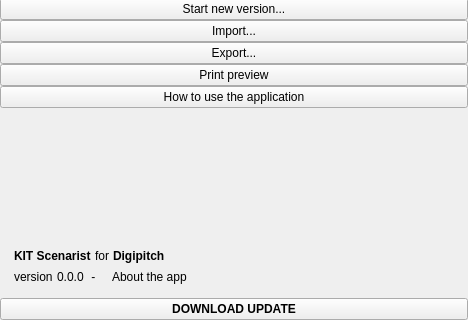
Before: the Qt Designer form src/bin/scenarist-desktop/UserInterfaceLayer/Application/MenuView.ui in dimkanovikov/KITScenarist, drawn with Qt 5; both pictures show x 0 to 468 and y 163 to 483 of the 468 by 483 pixel window.
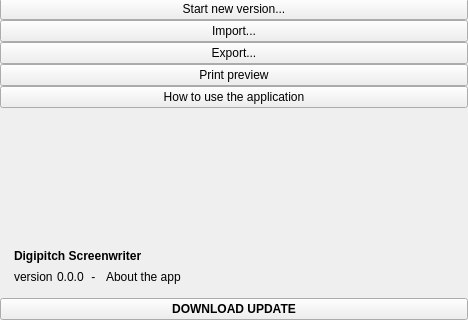
After: the same form once the commit is applied. Icons and pictures are not drawn. Custom widgets are drawn as their Qt base class.

```diff
--- a/src/bin/scenarist-desktop/UserInterfaceLayer/Application/MenuView.ui
+++ b/src/bin/scenarist-desktop/UserInterfaceLayer/Application/MenuView.ui
@@ -409,41 +409,6 @@
               <property name="bottomMargin">
                <number>0</number>
               </property>
-              <item>
-               <widget class="ClickableLabel" name="appUrl">
-                <property name="enabled">
-                 <bool>true</bool>
-                </property>
-                <property name="font">
-                 <font>
-                  <weight>75</weight>
-                  <bold>true</bold>
-                 </font>
-                </property>
-                <property name="text">
-                 <string>KIT Scenarist</string>
-                </property>
-               </widget>
-              </item>
-              <item>
-               <widget class="QLabel" name="label">
-                <property name="enabled">
-                 <bool>true</bool>
-                </property>
-                <property name="sizePolicy">
-                 <sizepolicy hsizetype="Preferred" vsizetype="Preferred">
-                  <horstretch>0</horstretch>
-                  <verstretch>0</verstretch>
-                 </sizepolicy>
-                </property>
-                <property name="text">
-                 <string>for</string>
-                </property>
-                <property name="alignment">
-                 <set>Qt::AlignLeading|Qt::AlignLeft|Qt::AlignTop</set>
-                </property>
-               </widget>
-              </item>
               <item>
                <widget class="ClickableLabel" name="digipitchUrl">
                 <property name="enabled">
@@ -462,7 +427,7 @@
                  </font>
                 </property>
                 <property name="text">
-                 <string>Digipitch</string>
+                 <string>Digipitch Screenwriter</string>
                 </property>
                </widget>
               </item>
```
